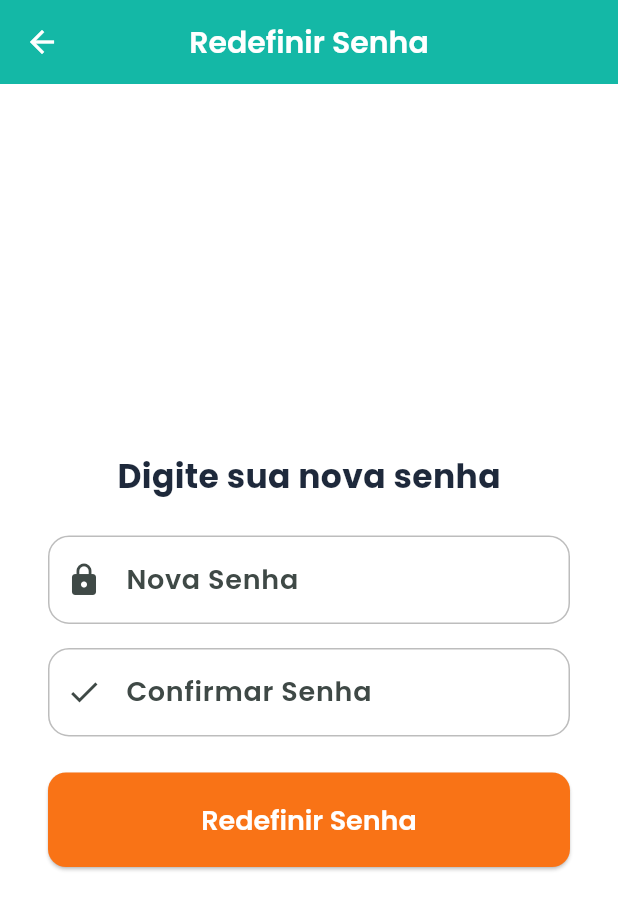
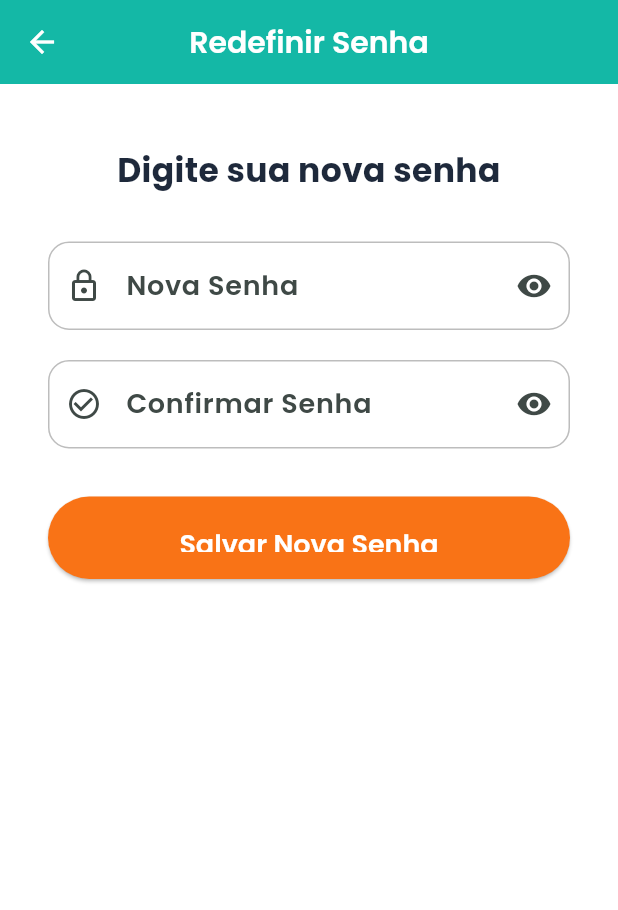
Before and after one commit to ricardocarvalho-dev/app_salao_pro, a Flutter app: the RedefinirSenhaPage screen opened by its route, on a phone screen of 412 x 824 dp. Shown: the top 910 px of the screen. Run offline on Flutter 3.47's test engine with Material 3 defaults, Android fonts, the phone set to English and light mode, and no system bars; our stand-ins replace app_links, firebase_core, firebase_messaging, flutter_dotenv, flutter_multi_formatter, flutter_riverpod and 11 more; missing offline and left inert: fast_contacts, local_auth_android, local_auth_darwin; accounts and stored records are empty.

Commit message:
feat: padronização de modais, ajuste de layout na redefinição e movendo .clineignore para a raiz

```diff
--- a/lib/pages/redefinir_senha_page.dart
+++ b/lib/pages/redefinir_senha_page.dart
@@ -13,7 +13,12 @@ class _RedefinirSenhaPageState extends State<RedefinirSenhaPage> {
   final _senhaController = TextEditingController();
   final _confirmacaoController = TextEditingController();
   final _formKey = GlobalKey<FormState>();
+
   bool _isLoading = false;
+  // 👁️ As duas variáveis de controle de visibilidade
+  bool _obscurePassword = true;
+  bool _obscureConfirmPassword = true;
+
   String? _errorMessage;
   final _storage = const FlutterSecureStorage();
 
@@ -27,17 +32,13 @@ class _RedefinirSenhaPageState extends State<RedefinirSenhaPage> {
 
     try {
       final newPassword = _senhaController.text.trim();
+      final session = Supabase.instance.client.auth.currentSession;
 
-      // 🔑 Verifica se há sessão ativa
-      final session = Supabase.instance.client.auth.currentSession;
       if (session == null) {
-        setState(() {
-          _errorMessage = 'Nenhuma sessão ativa. O link pode ter expirado.';
-        });
+        setState(() => _errorMessage = 'Sessão expirada. Solicite um novo link.');
         return;
       }
 
-      // Atualiza a senha do usuário logado (via deep link recovery)
       final response = await Supabase.instance.client.auth.updateUser(
         UserAttributes(password: newPassword),
       );
@@ -48,41 +49,21 @@ class _RedefinirSenhaPageState extends State<RedefinirSenhaPage> {
           const SnackBar(content: Text('Senha redefinida com sucesso!')),
         );
 
-        // 🔥 SINCRONIZAÇÃO TOTAL:
-        // Salvamos a nova senha E garantimos que o e-mail do usuário também esteja no cofre.
         final userEmail = response.user!.email;
         if (userEmail != null) {
           await _storage.write(key: 'user_email', value: userEmail);
         }
-
-        // 🔥 SINCRONIZAÇÃO: Como ele redefiniu a senha, precisamos atualizar o cofre
-        // para que o próximo login via bio não use a senha esquecida/antiga.
         await _storage.write(key: 'user_password', value: newPassword);
-
-        // Opcional: Garante que a bio fique ativa se ele acabou de resetar a senha
         await _storage.write(key: 'use_bio', value: 'true');
 
         Navigator.of(context).pushNamedAndRemoveUntil('/login', (route) => false);
-      } else {
-        if (!mounted) return;
-        setState(() {
-          _errorMessage = 'Não foi possível redefinir a senha. Tente novamente.';
-        });
       }
     } on AuthException catch (e) {
-      setState(() {
-        _errorMessage = 'Erro de autenticação: ${e.message}';
-      });
+      setState(() => _errorMessage = e.message);
     } catch (e) {
-      setState(() {
-        _errorMessage = 'Erro inesperado: $e';
-      });
+      setState(() => _errorMessage = 'Erro inesperado: $e');
     } finally {
-      if (mounted) {
-        setState(() {
-          _isLoading = false;
-        });
-      }
+      if (mounted) setState(() => _isLoading = false);
     }
   }
 
@@ -97,98 +78,75 @@ class _RedefinirSenhaPageState extends State<RedefinirSenhaPage> {
   Widget build(BuildContext context) {
     return Scaffold(
       appBar: AppBar(title: const Text('Redefinir Senha')),
-      body: Center(
-        child: SingleChildScrollView(
+      body: SingleChildScrollView(
         padding: const EdgeInsets.all(32.0),
         child: Form(
           key: _formKey,
           child: Column(
-              mainAxisAlignment: MainAxisAlignment.center,
             children: [
+              const SizedBox(height: 10),
               const Text(
                 'Digite sua nova senha',
                 style: TextStyle(fontSize: 22, fontWeight: FontWeight.bold),
+                textAlign: TextAlign.center,
               ),
-                const SizedBox(height: 24),
+              const SizedBox(height: 32),
 
+              // Campo 1: Nova Senha
               TextFormField(
                 controller: _senhaController,
-                  obscureText: true,
-                  decoration: const InputDecoration(
+                obscureText: _obscurePassword,
+                decoration: InputDecoration(
                   labelText: 'Nova Senha',
-                    border: OutlineInputBorder(
+                  border: const OutlineInputBorder(
                     borderRadius: BorderRadius.all(Radius.circular(12)),
                   ),
-                    prefixIcon: Icon(Icons.lock),
+                  prefixIcon: const Icon(Icons.lock_outline),
+                  suffixIcon: IconButton(
+                    icon: Icon(_obscurePassword ? Icons.visibility : Icons.visibility_off),
+                    onPressed: () => setState(() => _obscurePassword = !_obscurePassword),
                   ),
-                  validator: (value) {
-                    if (value == null || value.isEmpty) {
-                      return 'Informe uma senha';
-                    }
-                    if (value.length < 6) {
-                      return 'A senha deve ter pelo menos 6 caracteres';
-                    }
-                    return null;
-                  },
                 ),
-                const SizedBox(height: 16),
+                validator: (value) => (value == null || value.length < 6) ? 'Mínimo 6 caracteres' : null,
+              ),
+              const SizedBox(height: 20),
 
+              // Campo 2: Confirmar Senha (AGORA COM OLHINHO TAMBÉM)
               TextFormField(
                 controller: _confirmacaoController,
-                  obscureText: true,
-                  decoration: const InputDecoration(
+                obscureText: _obscureConfirmPassword,
+                decoration: InputDecoration(
                   labelText: 'Confirmar Senha',
-                    border: OutlineInputBorder(
+                  border: const OutlineInputBorder(
                     borderRadius: BorderRadius.all(Radius.circular(12)),
                   ),
-                    prefixIcon: Icon(Icons.check),
+                  prefixIcon: const Icon(Icons.check_circle_outline),
+                  suffixIcon: IconButton(
+                    icon: Icon(_obscureConfirmPassword ? Icons.visibility : Icons.visibility_off),
+                    onPressed: () => setState(() => _obscureConfirmPassword = !_obscureConfirmPassword),
                   ),
-                  validator: (value) {
-                    if (value != _senhaController.text) {
-                      return 'As senhas não coincidem';
-                    }
-                    return null;
-                  },
                 ),
-                const SizedBox(height: 24),
+                validator: (value) => (value != _senhaController.text) ? 'As senhas não coincidem' : null,
+              ),
+              const SizedBox(height: 32),
 
               if (_errorMessage != null)
-                  Padding(
-                    padding: const EdgeInsets.only(bottom: 16.0),
-                    child: Text(
-                      _errorMessage!,
-                      style: const TextStyle(color: Colors.red),
-                      textAlign: TextAlign.center,
-                    ),
-                  ),
+                Text(_errorMessage!, style: const TextStyle(color: Colors.red), textAlign: TextAlign.center),
 
-                ElevatedButton(
+              SizedBox(
+                width: double.infinity,
+                height: 55,
+                child: ElevatedButton(
                   onPressed: _isLoading ? null : _updatePassword,
-                  style: ElevatedButton.styleFrom(
-                    minimumSize: const Size(double.infinity, 50),
-                    shape: RoundedRectangleBorder(
-                      borderRadius: BorderRadius.circular(12),
-                    ),
-                  ),
                   child: _isLoading
-                      ? const SizedBox(
-                          height: 20,
-                          width: 20,
-                          child: CircularProgressIndicator(
-                            color: Colors.white,
-                            strokeWidth: 3,
-                          ),
-                        )
-                      : const Text(
-                          'Redefinir Senha',
-                          style: TextStyle(fontSize: 18),
+                    ? const CircularProgressIndicator(color: Colors.white)
+                    : const Text('Salvar Nova Senha', style: TextStyle(fontSize: 18)),
                 ),
               ),
             ],
           ),
         ),
       ),
-      ),
     );
   }
 }
```
Also changed, not shown: lib/pages/agenda_page.dart (+27 -0 lines), lib/pages/servicos_page.dart (+41 -0 lines), 2 other files. Lines whose indentation alone changed are shown as unchanged.
